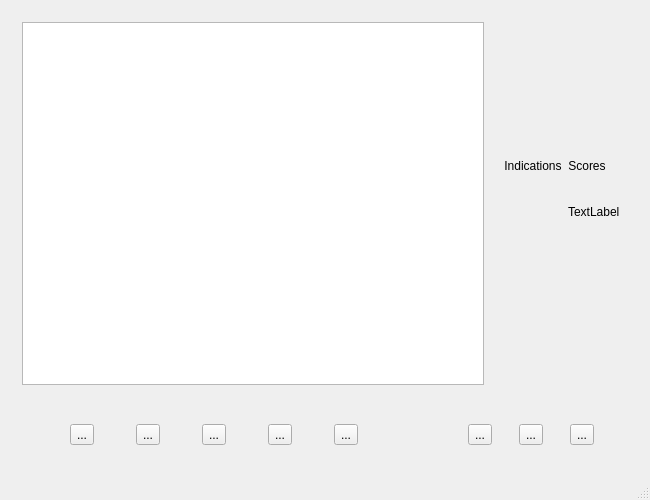
guiguilalane/Wumpus, file UI/mainwindow.ui: the form before one commit.
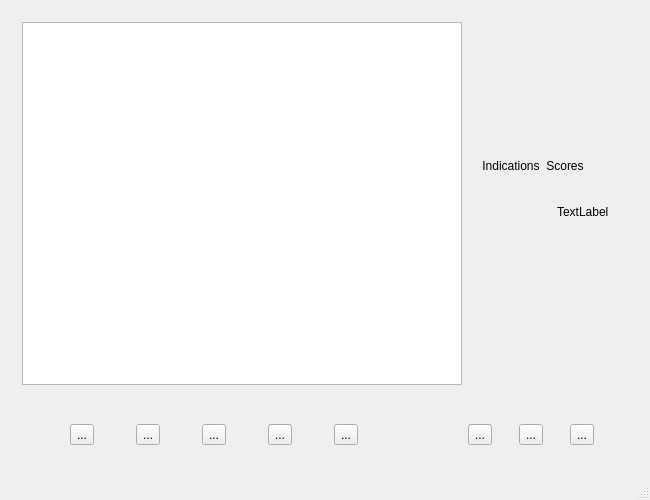
The form after the commit. Icons and pictures are not drawn.

Commit message: Add the client in no class

The edit to the form file:
```diff
--- a/UI/mainwindow.ui
+++ b/UI/mainwindow.ui
@@ -117,10 +117,16 @@
            </widget>
           </item>
           <item row="1" column="1">
+           <widget class="QWidget" name="widget_2" native="true">
+            <layout class="QGridLayout" name="gridLayout">
+             <item row="0" column="0">
            <widget class="QLabel" name="label_2">
             <property name="text">
              <string>TextLabel</string>
             </property>
+              </widget>
+             </item>
+            </layout>
            </widget>
           </item>
          </layout>
```
Left out of the diff: 4 changed lines with no effect on the pictures. Lines whose indentation alone changed are shown as unchanged. The commit also changes 6 other files.
